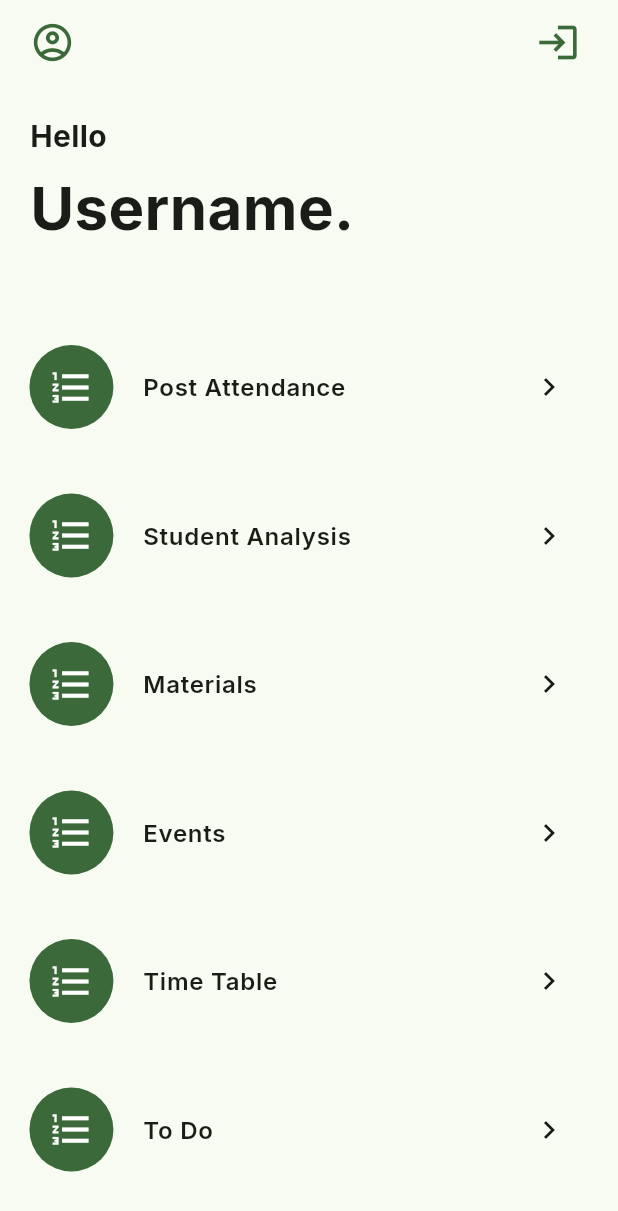
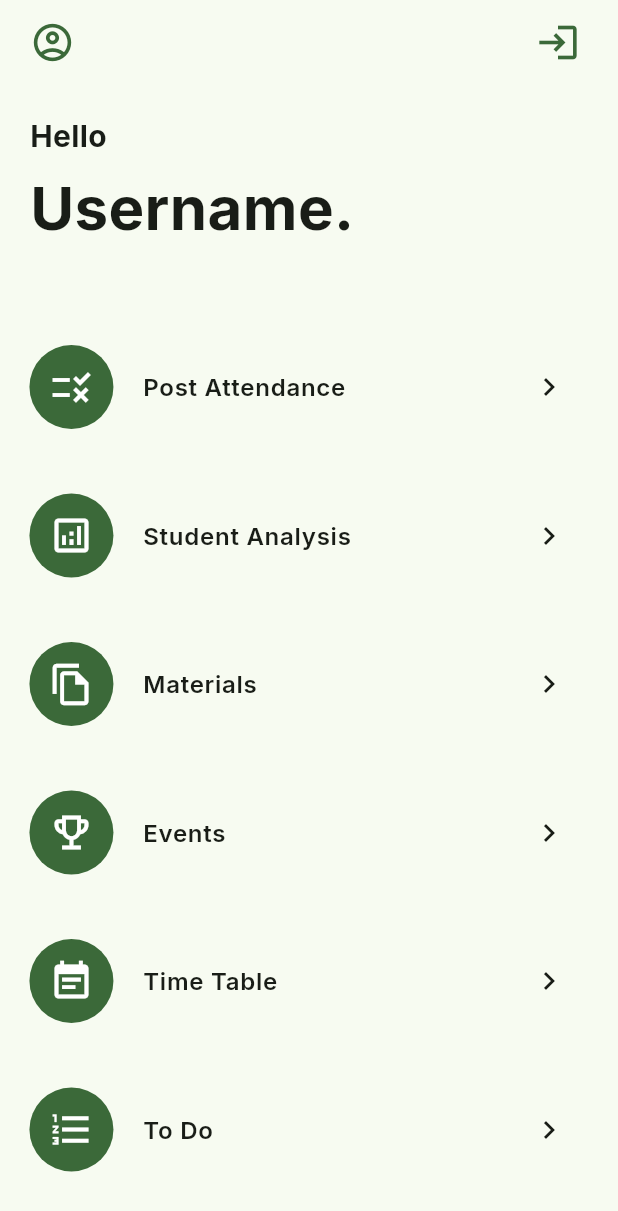
Before and after one commit to Meghashyam1218/BEAM, a Flutter app: the DashboardT screen opened by its route, on a phone screen of 412 x 824 dp. Shown: the top 1211 px of the screen. Run offline on Flutter 3.47's test engine with Material 2 defaults, Android fonts, the phone set to English and light mode, and no system bars; our stand-ins replace go_router, google_fonts.

Commit message:
dashboard teacher icons

```diff
--- a/lib/components/dropdown.dart
+++ b/lib/components/dropdown.dart
@@ -3,6 +3,7 @@ import 'package:google_fonts/google_fonts.dart';
 
 import '../color_schemes.g.dart';
 
+// ignore: must_be_immutable
 class DropdownList extends StatefulWidget {
   final String nameValue;
   final List<String> dropdownlistValues;
--- a/lib/screens/teacher_dashboard/dashboard.dart
+++ b/lib/screens/teacher_dashboard/dashboard.dart
@@ -47,7 +47,7 @@ class _DashboardTState extends State<DashboardT> {
                       leading: CircleAvatar(
                         radius: 31.625,
                         backgroundColor: lightColorScheme.primary,
-                        child: Icon(Icons.format_list_numbered_outlined,
+                        child: Icon(Icons.rule_outlined,
                             size: 30, color: lightColorScheme.onPrimary),
                       ),
                       title: Text(
@@ -72,7 +72,7 @@ class _DashboardTState extends State<DashboardT> {
                       leading: CircleAvatar(
                         radius: 31.625,
                         backgroundColor: lightColorScheme.primary,
-                        child: Icon(Icons.format_list_numbered_outlined,
+                        child: Icon(Icons.analytics_outlined,
                             size: 30, color: lightColorScheme.onPrimary),
                       ),
                       title: Text(
@@ -102,7 +102,7 @@ class _DashboardTState extends State<DashboardT> {
                       leading: CircleAvatar(
                         radius: 31.625,
                         backgroundColor: lightColorScheme.primary,
-                        child: Icon(Icons.format_list_numbered_outlined,
+                        child: Icon(Icons.file_copy_outlined,
                             size: 30, color: lightColorScheme.onPrimary),
                       ),
                       title: Text(
@@ -131,7 +131,7 @@ class _DashboardTState extends State<DashboardT> {
                       leading: CircleAvatar(
                         radius: 31.625,
                         backgroundColor: lightColorScheme.primary,
-                        child: Icon(Icons.format_list_numbered_outlined,
+                        child: Icon(Icons.emoji_events_outlined,
                             size: 30, color: lightColorScheme.onPrimary),
                       ),
                       title: Text(
@@ -160,7 +160,7 @@ class _DashboardTState extends State<DashboardT> {
                       leading: CircleAvatar(
                         radius: 31.625,
                         backgroundColor: lightColorScheme.primary,
-                        child: Icon(Icons.format_list_numbered_outlined,
+                        child: Icon(Icons.event_note,
                             size: 30, color: lightColorScheme.onPrimary),
                       ),
                       title: Text(
```
